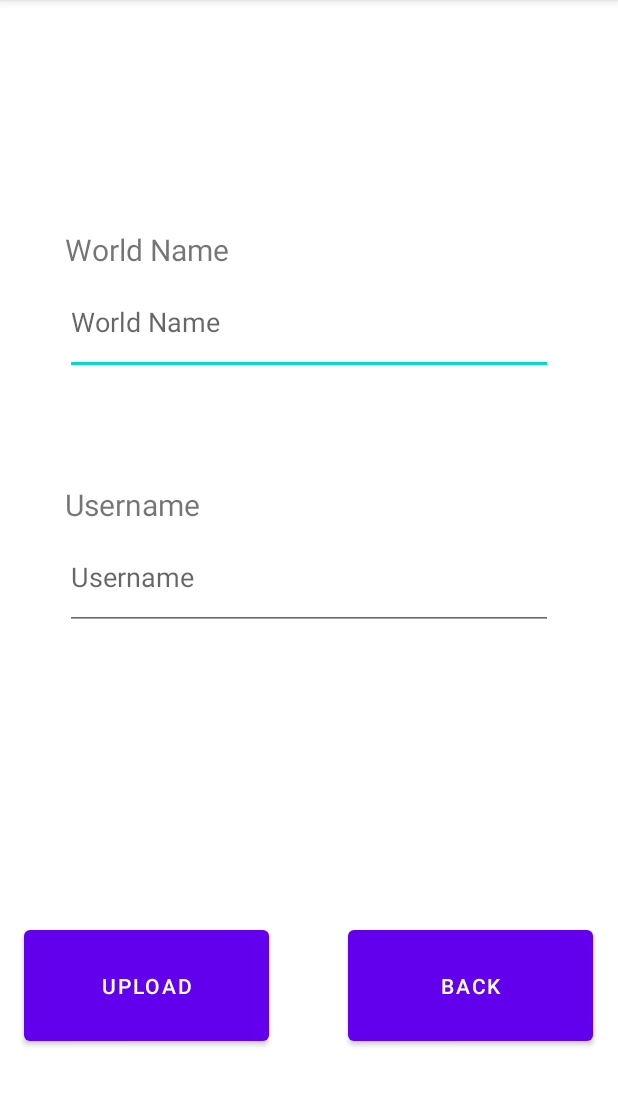
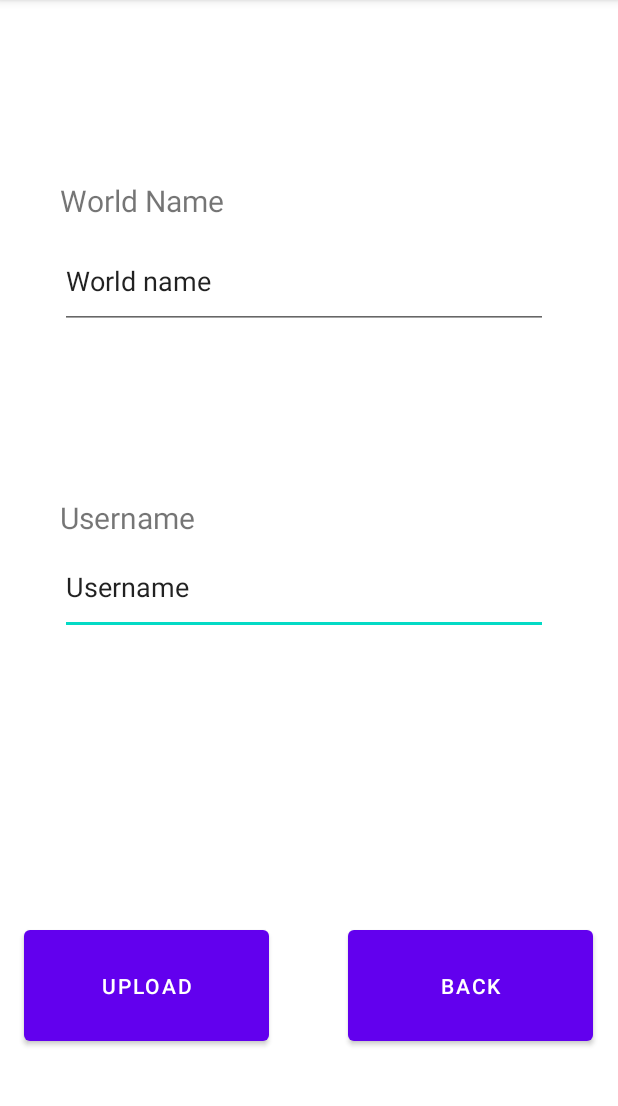
Before and after one commit to DoctorFoxy/ParticleSim, an Android app: the UploadScreen screen opened directly, with no data from a screen before it, after a tap on "UPLOAD", on a phone screen of 412 x 824 dp, the part 84-1190 px from its top. Run offline under Robolectric (Android 15) with nearby library versions, the phone set to English and light mode, and no system bars; our stand-ins replace Volley; network calls fail.

Commit message:
Added upload capabilities.

```diff
--- a/app/src/main/java/StartScreen/SettingsScreen.java
+++ b/app/src/main/java/StartScreen/SettingsScreen.java
@@ -55,6 +55,7 @@ public class SettingsScreen extends AppCompatActivity {
     }
     public void onUploadB_Pressed(View caller){
         Intent intent = new Intent(this, UploadScreen.class);
+        intent.putExtra("World", getIntent().getSerializableExtra("World"));
         startActivity(intent);
     }
     public void onDownloadB_Pressed(View caller){
--- a/app/src/main/java/StartScreen/UploadScreen.java
+++ b/app/src/main/java/StartScreen/UploadScreen.java
@@ -6,12 +6,14 @@ import android.content.Intent;
 import android.os.Bundle;
 import android.util.Log;
 import android.view.View;
+import android.widget.EditText;
 import android.widget.TextView;
 
 import com.android.volley.Request;
 import com.android.volley.RequestQueue;
 import com.android.volley.Response;
 import com.android.volley.VolleyError;
+import com.android.volley.toolbox.JsonArrayRequest;
 import com.android.volley.toolbox.StringRequest;
 import com.android.volley.toolbox.Volley;
 import com.example.particlesim.MainActivity;
@@ -25,6 +27,8 @@ import java.sql.Connection;
 import java.sql.DriverManager;
 import java.sql.ResultSet;
 import java.sql.Statement;
+import java.util.HashMap;
+import java.util.Map;
 
 public class UploadScreen extends AppCompatActivity {
     private RequestQueue requestQueue;
@@ -35,7 +39,7 @@ public class UploadScreen extends AppCompatActivity {
         setContentView(R.layout.activity_upload_screen);
     }
 
-    public void onUploadPressed(View caller){
+    public void onUploadPressed(View caller) throws JSONException {
 
         // TODO: UPLOAD DATABASE STUFF
         upload();
@@ -49,33 +53,23 @@ public class UploadScreen extends AppCompatActivity {
 
     public void upload() {
         requestQueue = Volley.newRequestQueue( this );
-        String postURL = "https://studev.groept.be/api/a21pt211/getAll";
+        String requestURL = "https://studev.groept.be/api/a21pt211/uploadWorld/";
 
-        String WorldName = findViewById(R.id.editWorldNameInput).toString();
-        String Username = findViewById(R.id.editTextUsernameInput).toString();
+        EditText textWorldName = (EditText)findViewById(R.id.editTextWorldName);
+        String WorldName = textWorldName.getText().toString();
 
-        StringRequest submitRequest = new StringRequest(Request.Method.POST, postURL,
+        EditText textUsername = (EditText)findViewById(R.id.editTextUsername);
+        String Username = textUsername.getText().toString();
+        System.out.println(getIntent().getSerializableExtra("World"));
+        requestURL += Username + "/" + WorldName + "/" + getIntent().getSerializableExtra("World");
 
-                new Response.Listener<String>()
+        JsonArrayRequest submitRequest = new JsonArrayRequest(Request.Method.GET, requestURL, null,
+
+                new Response.Listener<JSONArray>()
                 {
                     @Override
-                    public void onResponse(String response)
-                    {
-                        try {
-                            JSONArray responseArray = new JSONArray(response);
-                            String responseString = "";
-                            for( int i = 0; i < responseArray.length(); i++ )
-                            {
-                                JSONObject curObject = responseArray.getJSONObject( i );
-                                responseString += curObject.getString( "Username" ) + " : " + curObject.getString( "WorldName" ) + "\n";
-                            }
-
-                            System.out.println(responseString);
-                        }
-                        catch( JSONException e )
-                        {
-                            Log.e( "Database", e.getMessage(), e );
-                        }
+                    public void onResponse(JSONArray response) {
+                        System.out.println("SUCCESS");
                     }
                 },
 
@@ -85,6 +79,8 @@ public class UploadScreen extends AppCompatActivity {
                     public void onErrorResponse(VolleyError error)
                     {
                         //txtResponse.setText( error.getLocalizedMessage() );
+                        //TODO: Error handler upload
+                        System.out.println("ERROR");
                     }
                 }
         );
--- a/app/src/main/res/layout/activity_upload_screen.xml
+++ b/app/src/main/res/layout/activity_upload_screen.xml
@@ -28,42 +28,47 @@
         app:layout_constraintBottom_toBottomOf="parent"
         app:layout_constraintStart_toStartOf="parent" />
 
-    <com.google.android.material.textfield.TextInputEditText
-        android:id="@+id/editWorldNameInput"
-        android:layout_width="325dp"
-        android:layout_height="70dp"
-        android:layout_marginTop="180dp"
-        android:hint="World Name"
-        app:layout_constraintEnd_toEndOf="parent"
-        app:layout_constraintStart_toStartOf="parent"
-        app:layout_constraintTop_toTopOf="parent" />
-
-    <com.google.android.material.textfield.TextInputEditText
-        android:id="@+id/editTextUsernameInput"
-        android:layout_width="325dp"
-        android:layout_height="70dp"
-        android:layout_marginTop="100dp"
-        android:hint="Username"
-        app:layout_constraintEnd_toEndOf="parent"
-        app:layout_constraintStart_toStartOf="parent"
-        app:layout_constraintTop_toBottomOf="@+id/editWorldNameInput" />
-
     <TextView
         android:id="@+id/worldNameText"
         android:layout_width="wrap_content"
         android:layout_height="wrap_content"
+        android:layout_marginStart="40dp"
+        android:layout_marginTop="120dp"
         android:text="World Name"
         android:textSize="20sp"
-        app:layout_constraintBottom_toTopOf="@+id/editWorldNameInput"
-        app:layout_constraintStart_toStartOf="@+id/editWorldNameInput" />
+        app:layout_constraintStart_toStartOf="parent"
+        app:layout_constraintTop_toTopOf="parent" />
 
     <TextView
         android:id="@+id/usernameText"
         android:layout_width="wrap_content"
         android:layout_height="wrap_content"
+        android:layout_marginTop="112dp"
         android:text="Username"
         android:textSize="20sp"
-        app:layout_constraintBottom_toTopOf="@+id/editTextUsernameInput"
-        app:layout_constraintStart_toStartOf="@+id/editTextUsernameInput" />
+        app:layout_constraintStart_toStartOf="@+id/worldNameText"
+        app:layout_constraintTop_toBottomOf="@+id/editTextWorldName" />
+
+    <EditText
+        android:id="@+id/editTextUsername"
+        android:layout_width="325dp"
+        android:layout_height="64dp"
+        android:layout_marginTop="140dp"
+        android:ems="10"
+        android:inputType="textPersonName"
+        android:text="Username"
+        app:layout_constraintStart_toStartOf="@+id/usernameText"
+        app:layout_constraintTop_toBottomOf="@+id/editTextWorldName" />
+
+    <EditText
+        android:id="@+id/editTextWorldName"
+        android:layout_width="325dp"
+        android:layout_height="64dp"
+        android:layout_marginTop="8dp"
+        android:ems="10"
+        android:inputType="textPersonName"
+        android:text="World name"
+        app:layout_constraintStart_toStartOf="@+id/worldNameText"
+        app:layout_constraintTop_toBottomOf="@+id/worldNameText" />
 
 </androidx.constraintlayout.widget.ConstraintLayout>
```
